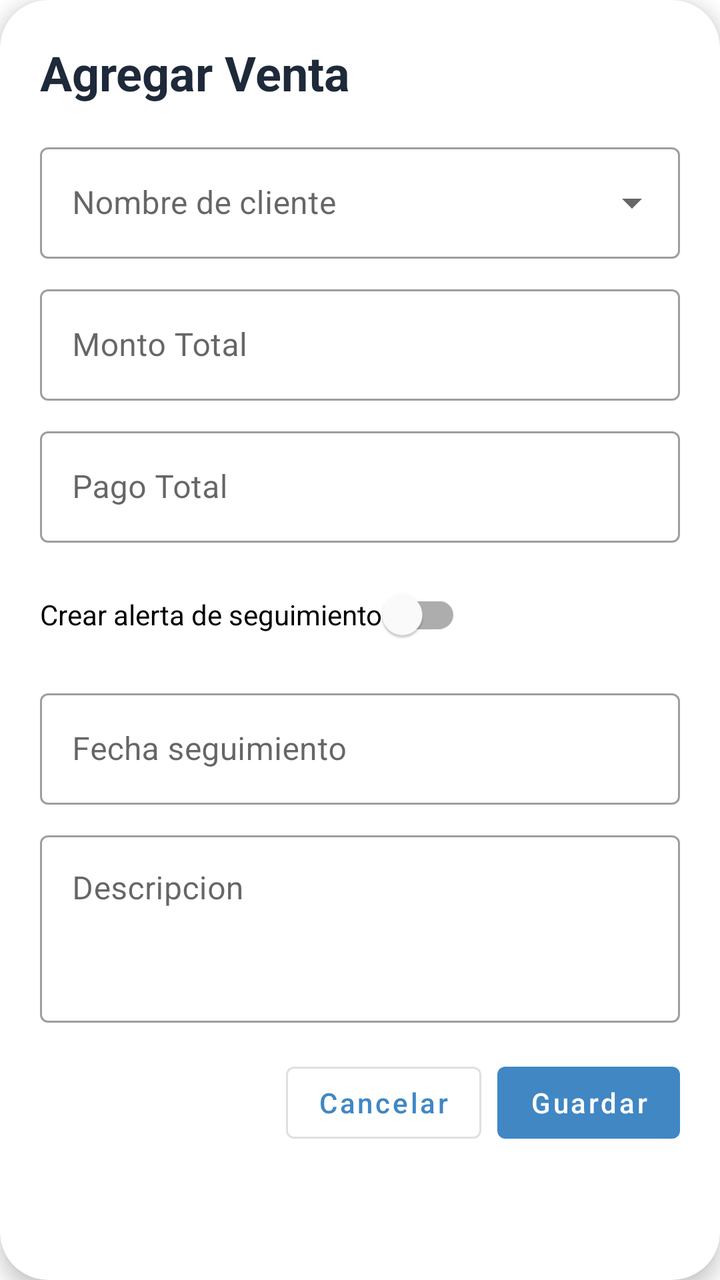
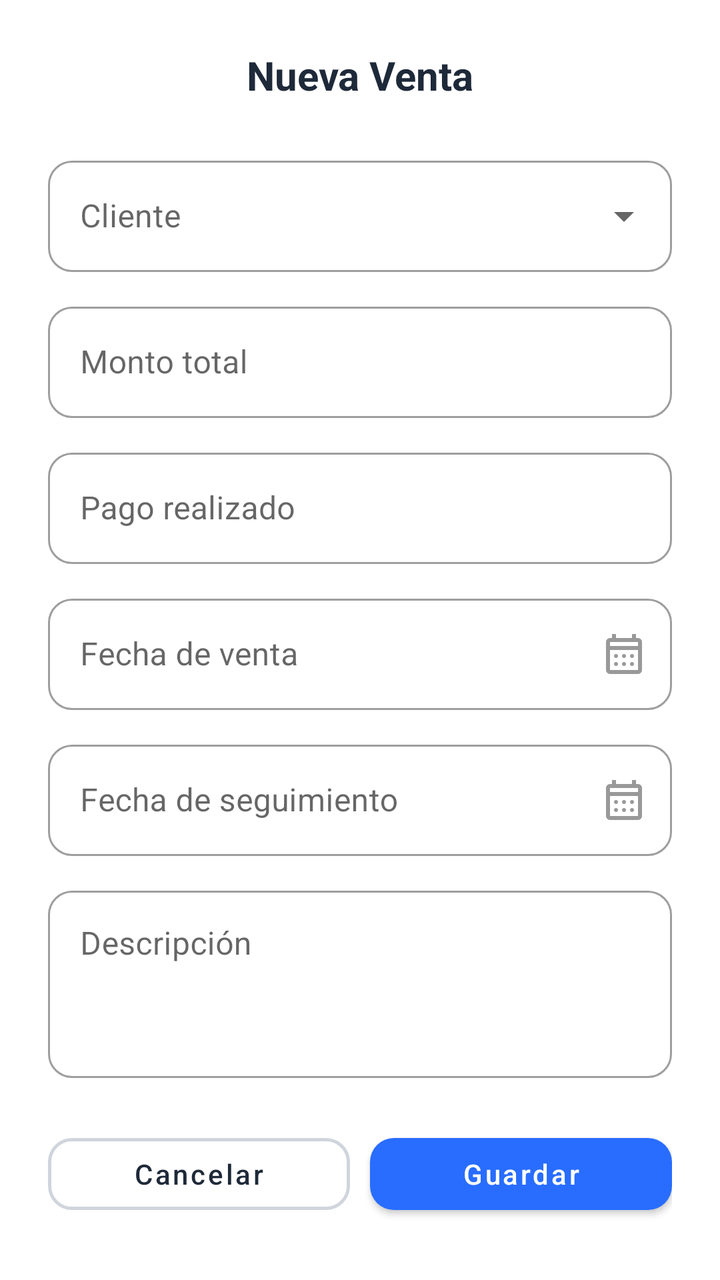

Two renders of the same Android screen: before a commit and after it. Below are the layout's source before the change and the commit's diff.
<!-- AndroidManifest.xml: application theme Theme.FollowUp -->
<!-- res/layout/dialog_nueva_venta.xml -->
<?xml version="1.0" encoding="utf-8"?>
<com.google.android.material.card.MaterialCardView xmlns:android="http://schemas.android.com/apk/res/android"
    xmlns:app="http://schemas.android.com/apk/res-auto"
    android:layout_width="match_parent"
    android:layout_height="wrap_content"
    app:cardCornerRadius="24dp"
    app:cardElevation="6dp">

    <LinearLayout
        android:layout_width="match_parent"
        android:layout_height="wrap_content"
        android:orientation="vertical"
        android:padding="20dp">

        <TextView
            android:layout_width="wrap_content"
            android:layout_height="wrap_content"
            android:text="@string/agregar_venta_titulo"
            android:textColor="@color/text_primary"
            android:textSize="24sp"
            android:textStyle="bold" />

        <com.google.android.material.textfield.TextInputLayout
            android:id="@+id/til_venta_cliente"
            style="@style/Widget.MaterialComponents.TextInputLayout.OutlinedBox.ExposedDropdownMenu"
            android:layout_width="match_parent"
            android:layout_height="wrap_content"
            android:layout_marginTop="16dp"
            android:hint="@string/nombre_cliente">

            <AutoCompleteTextView
                android:id="@+id/actv_venta_cliente"
                android:layout_width="match_parent"
                android:layout_height="wrap_content"
                android:inputType="none" />
        </com.google.android.material.textfield.TextInputLayout>

        <com.google.android.material.textfield.TextInputLayout
            android:id="@+id/til_venta_monto_total"
            style="@style/Widget.MaterialComponents.TextInputLayout.OutlinedBox"
            android:layout_width="match_parent"
            android:layout_height="wrap_content"
            android:layout_marginTop="10dp"
            android:hint="@string/monto_total">

            <com.google.android.material.textfield.TextInputEditText
                android:id="@+id/tiet_venta_monto_total"
                android:layout_width="match_parent"
                android:layout_height="wrap_content"
                android:inputType="numberDecimal" />
        </com.google.android.material.textfield.TextInputLayout>

        <com.google.android.material.textfield.TextInputLayout
            android:id="@+id/til_venta_pago_total"
            style="@style/Widget.MaterialComponents.TextInputLayout.OutlinedBox"
            android:layout_width="match_parent"
            android:layout_height="wrap_content"
            android:layout_marginTop="10dp"
            android:hint="@string/pago_total">

            <com.google.android.material.textfield.TextInputEditText
                android:id="@+id/tiet_venta_pago_total"
                android:layout_width="match_parent"
                android:layout_height="wrap_content"
                android:inputType="numberDecimal" />
        </com.google.android.material.textfield.TextInputLayout>

        
        <com.google.android.material.switchmaterial.SwitchMaterial
            android:id="@+id/switch_alerta"
            android:layout_width="wrap_content"
            android:layout_height="wrap_content"
            android:text="Crear alerta de seguimiento"
            android:layout_marginTop="12dp"/>

        <LinearLayout
            android:id="@+id/layout_alerta"
            android:layout_width="match_parent"
            android:layout_height="wrap_content"
            android:orientation="vertical"
            android:visibility="gone"
            android:layout_marginTop="8dp">

            <com.google.android.material.textfield.TextInputLayout
                style="@style/Widget.MaterialComponents.TextInputLayout.OutlinedBox.ExposedDropdownMenu"
                android:layout_width="match_parent"
                android:layout_height="wrap_content"
                android:hint="Frecuencia">

                <AutoCompleteTextView
                    android:id="@+id/actv_frecuencia"
                    android:layout_width="match_parent"
                    android:layout_height="wrap_content"/>
            </com.google.android.material.textfield.TextInputLayout>

        </LinearLayout>
        <com.google.android.material.textfield.TextInputLayout
            android:id="@+id/til_venta_fecha_seguimiento"
            style="@style/Widget.MaterialComponents.TextInputLayout.OutlinedBox"
            android:layout_width="match_parent"
            android:layout_height="wrap_content"
            android:layout_marginTop="10dp"
            android:hint="@string/fecha_seguimiento">

            <com.google.android.material.textfield.TextInputEditText
                android:id="@+id/tiet_venta_fecha_seguimiento"
                android:layout_width="match_parent"
                android:layout_height="wrap_content"
                android:focusable="false"
                android:inputType="none" />
        </com.google.android.material.textfield.TextInputLayout>

        <com.google.android.material.textfield.TextInputLayout
            android:id="@+id/til_venta_descripcion"
            style="@style/Widget.MaterialComponents.TextInputLayout.OutlinedBox"
            android:layout_width="match_parent"
            android:layout_height="wrap_content"
            android:layout_marginTop="10dp"
            android:hint="@string/descripcion">

            <com.google.android.material.textfield.TextInputEditText
                android:id="@+id/tiet_venta_descripcion"
                android:layout_width="match_parent"
                android:layout_height="wrap_content"
                android:gravity="top"
                android:inputType="textMultiLine"
                android:minLines="3" />
        </com.google.android.material.textfield.TextInputLayout>

        <LinearLayout
            android:layout_width="match_parent"
            android:layout_height="wrap_content"
            android:layout_marginTop="16dp"
            android:gravity="end"
            android:orientation="horizontal">

            <com.google.android.material.button.MaterialButton
                android:id="@+id/btn_cancelar_venta"
                style="@style/Widget.MaterialComponents.Button.OutlinedButton"
                android:layout_width="wrap_content"
                android:layout_height="wrap_content"
                android:text="@string/cancelar"
                android:textAllCaps="false" />

            <com.google.android.material.button.MaterialButton
                android:id="@+id/btn_guardar_venta"
                style="@style/Widget.MaterialComponents.Button"
                android:layout_width="wrap_content"
                android:layout_height="wrap_content"
                android:layout_marginStart="8dp"
                android:text="@string/guardar"
                android:textAllCaps="false" />
        </LinearLayout>

    </LinearLayout>
</com.google.android.material.card.MaterialCardView>
<!-- resources referenced by this layout -->
<resources>
  <color name="text_primary">#1E2939</color>
  <string name="agregar_venta_titulo">Agregar Venta</string>
  <string name="cancelar">Cancelar</string>
  <string name="descripcion">Descripcion</string>
  <string name="fecha_seguimiento">Fecha seguimiento</string>
  <string name="guardar">Guardar</string>
  <string name="monto_total">Monto Total</string>
  <string name="nombre_cliente">Nombre de cliente</string>
  <string name="pago_total">Pago Total</string>
  <style name="Theme.FollowUp" parent="Theme.MaterialComponents.DayNight.NoActionBar">
          <item name="colorPrimary">@color/primary_blue</item>
          <item name="colorPrimaryVariant">@color/primary_blue</item>
          <item name="colorOnPrimary">@color/white</item>
          <item name="android:windowBackground">@color/white</item>
      </style>
  <color name="primary_blue">#4087C4</color>
  <color name="white">#FFFFFFFF</color>
</resources>

<!-- the commit's change to res/layout/dialog_nueva_venta.xml (unified diff, before → after) -->
@@ -1,156 +1,193 @@
 <?xml version="1.0" encoding="utf-8"?>
-<com.google.android.material.card.MaterialCardView xmlns:android="http://schemas.android.com/apk/res/android"
+<LinearLayout
+    xmlns:android="http://schemas.android.com/apk/res/android"
     xmlns:app="http://schemas.android.com/apk/res-auto"
     android:layout_width="match_parent"
     android:layout_height="wrap_content"
-    app:cardCornerRadius="24dp"
-    app:cardElevation="6dp">
+    android:orientation="vertical"
+    android:background="@drawable/background_content_top_rounded">
 
-    <LinearLayout
+    <ScrollView
         android:layout_width="match_parent"
         android:layout_height="wrap_content"
-        android:orientation="vertical"
-        android:padding="20dp">
-
-        <TextView
-            android:layout_width="wrap_content"
-            android:layout_height="wrap_content"
-            android:text="@string/agregar_venta_titulo"
-            android:textColor="@color/text_primary"
-            android:textSize="24sp"
-            android:textStyle="bold" />
-
-        <com.google.android.material.textfield.TextInputLayout
-            android:id="@+id/til_venta_cliente"
-            style="@style/Widget.MaterialComponents.TextInputLayout.OutlinedBox.ExposedDropdownMenu"
-            android:layout_width="match_parent"
-            android:layout_height="wrap_content"
-            android:layout_marginTop="16dp"
-            android:hint="@string/nombre_cliente">
-
-            <AutoCompleteTextView
-                android:id="@+id/actv_venta_cliente"
-                android:layout_width="match_parent"
-                android:layout_height="wrap_content"
-                android:inputType="none" />
-        </com.google.android.material.textfield.TextInputLayout>
-
-        <com.google.android.material.textfield.TextInputLayout
-            android:id="@+id/til_venta_monto_total"
-            style="@style/Widget.MaterialComponents.TextInputLayout.OutlinedBox"
-            android:layout_width="match_parent"
-            android:layout_height="wrap_content"
-            android:layout_marginTop="10dp"
-            android:hint="@string/monto_total">
-
-            <com.google.android.material.textfield.TextInputEditText
-                android:id="@+id/tiet_venta_monto_total"
-                android:layout_width="match_parent"
-                android:layout_height="wrap_content"
-                android:inputType="numberDecimal" />
-        </com.google.android.material.textfield.TextInputLayout>
-
-        <com.google.android.material.textfield.TextInputLayout
-            android:id="@+id/til_venta_pago_total"
-            style="@style/Widget.MaterialComponents.TextInputLayout.OutlinedBox"
-            android:layout_width="match_parent"
-            android:layout_height="wrap_content"
-            android:layout_marginTop="10dp"
-            android:hint="@string/pago_total">
-
-            <com.google.android.material.textfield.TextInputEditText
-                android:id="@+id/tiet_venta_pago_total"
-                android:layout_width="match_parent"
-                android:layout_height="wrap_content"
-                android:inputType="numberDecimal" />
-        </com.google.android.material.textfield.TextInputLayout>
-
-        
-        <com.google.android.material.switchmaterial.SwitchMaterial
-            android:id="@+id/switch_alerta"
-            android:layout_width="wrap_content"
-            android:layout_height="wrap_content"
-            android:text="Crear alerta de seguimiento"
-            android:layout_marginTop="12dp"/>
-
-        <LinearLayout
-            android:id="@+id/layout_alerta"
-            android:layout_width="match_parent"
-            android:layout_height="wrap_content"
-            android:orientation="vertical"
-            android:visibility="gone"
-            android:layout_marginTop="8dp">
-
-            <com.google.android.material.textfield.TextInputLayout
-                style="@style/Widget.MaterialComponents.TextInputLayout.OutlinedBox.ExposedDropdownMenu"
-                android:layout_width="match_parent"
-                android:layout_height="wrap_content"
-                android:hint="Frecuencia">
-
-                <AutoCompleteTextView
-                    android:id="@+id/actv_frecuencia"
-                    android:layout_width="match_parent"
-                    android:layout_height="wrap_content"/>
-            </com.google.android.material.textfield.TextInputLayout>
-
-        </LinearLayout>
-        <com.google.android.material.textfield.TextInputLayout
-            android:id="@+id/til_venta_fecha_seguimiento"
-            style="@style/Widget.MaterialComponents.TextInputLayout.OutlinedBox"
-            android:layout_width="match_parent"
-            android:layout_height="wrap_content"
-            android:layout_marginTop="10dp"
-            android:hint="@string/fecha_seguimiento">
-
-            <com.google.android.material.textfield.TextInputEditText
-                android:id="@+id/tiet_venta_fecha_seguimiento"
-                android:layout_width="match_parent"
-                android:layout_height="wrap_content"
-                android:focusable="false"
-                android:inputType="none" />
-        </com.google.android.material.textfield.TextInputLayout>
-
-        <com.google.android.material.textfield.TextInputLayout
-            android:id="@+id/til_venta_descripcion"
-            style="@style/Widget.MaterialComponents.TextInputLayout.OutlinedBox"
-            android:layout_width="match_parent"
-            android:layout_height="wrap_content"
-            android:layout_marginTop="10dp"
-            android:hint="@string/descripcion">
-
-            <com.google.android.material.textfield.TextInputEditText
-                android:id="@+id/tiet_venta_descripcion"
-                android:layout_width="match_parent"
-                android:layout_height="wrap_content"
-                android:gravity="top"
-                android:inputType="textMultiLine"
-                android:minLines="3" />
-        </com.google.android.material.textfield.TextInputLayout>
+        android:scrollbars="none">
 
         <LinearLayout
             android:layout_width="match_parent"
             android:layout_height="wrap_content"
-            android:layout_marginTop="16dp"
-            android:gravity="end"
-            android:orientation="horizontal">
+            android:orientation="vertical"
+            android:padding="24dp">
 
-            <com.google.android.material.button.MaterialButton
-                android:id="@+id/btn_cancelar_venta"
-                style="@style/Widget.MaterialComponents.Button.OutlinedButton"
+            
+            <TextView
                 android:layout_width="wrap_content"
                 android:layout_height="wrap_content"
-                android:text="@string/cancelar"
-                android:textAllCaps="false" />
+                android:layout_gravity="center_horizontal"
+                android:text="Nueva Venta"
+                android:textColor="@color/text_primary"
+                android:textSize="20sp"
+                android:textStyle="bold"
+                android:layout_marginBottom="24dp" />
 
-            <com.google.android.material.button.MaterialButton
-                android:id="@+id/btn_guardar_venta"
-                style="@style/Widget.MaterialComponents.Button"
-                android:layout_width="wrap_content"
+            
+            <com.google.android.material.textfield.TextInputLayout
+                android:id="@+id/til_venta_cliente"
+                style="@style/Widget.MaterialComponents.TextInputLayout.OutlinedBox.ExposedDropdownMenu"
+                android:layout_width="match_parent"
                 android:layout_height="wrap_content"
-                android:layout_marginStart="8dp"
-                android:text="@string/guardar"
-                android:textAllCaps="false" />
+                android:hint="Cliente"
+                android:layout_marginBottom="12dp"
+                app:boxCornerRadiusTopStart="12dp"
+                app:boxCornerRadiusTopEnd="12dp"
+                app:boxCornerRadiusBottomStart="12dp"
+                app:boxCornerRadiusBottomEnd="12dp">
+                <AutoCompleteTextView
+                    android:id="@+id/actv_venta_cliente"
+                    android:layout_width="match_parent"
+                    android:layout_height="wrap_content"
+                    android:inputType="none" />
+            </com.google.android.material.textfield.TextInputLayout>
+
+            
+            <com.google.android.material.textfield.TextInputLayout
+                android:id="@+id/til_venta_monto_total"
+                style="@style/Widget.MaterialComponents.TextInputLayout.OutlinedBox"
+                android:layout_width="match_parent"
+                android:layout_height="wrap_content"
+                android:hint="Monto total"
+                android:layout_marginBottom="12dp"
+                app:boxCornerRadiusTopStart="12dp"
+                app:boxCornerRadiusTopEnd="12dp"
+                app:boxCornerRadiusBottomStart="12dp"
+                app:boxCornerRadiusBottomEnd="12dp">
+                <com.google.android.material.textfield.TextInputEditText
+                    android:id="@+id/tiet_venta_monto_total"
+                    android:layout_width="match_parent"
+                    android:layout_height="wrap_content"
+                    android:inputType="numberDecimal" />
+            </com.google.android.material.textfield.TextInputLayout>
+
+            
+            <com.google.android.material.textfield.TextInputLayout
+                android:id="@+id/til_venta_pago_total"
+                style="@style/Widget.MaterialComponents.TextInputLayout.OutlinedBox"
+                android:layout_width="match_parent"
+                android:layout_height="wrap_content"
+                android:hint="Pago realizado"
+                android:layout_marginBottom="12dp"
+                app:boxCornerRadiusTopStart="12dp"
+                app:boxCornerRadiusTopEnd="12dp"
+                app:boxCornerRadiusBottomStart="12dp"
+                app:boxCornerRadiusBottomEnd="12dp">
+                <com.google.android.material.textfield.TextInputEditText
+                    android:id="@+id/tiet_venta_pago_total"
+                    android:layout_width="match_parent"
+                    android:layout_height="wrap_content"
+                    android:inputType="numberDecimal" />
+            </com.google.android.material.textfield.TextInputLayout>
+
+            
+            <com.google.android.material.textfield.TextInputLayout
+                android:id="@+id/til_venta_fecha_venta"
+                style="@style/Widget.MaterialComponents.TextInputLayout.OutlinedBox"
+                android:layout_width="match_parent"
+                android:layout_height="wrap_content"
+                android:hint="Fecha de venta"
+                android:layout_marginBottom="12dp"
+                app:boxCornerRadiusTopStart="12dp"
+                app:boxCornerRadiusTopEnd="12dp"
+                app:boxCornerRadiusBottomStart="12dp"
+                app:boxCornerRadiusBottomEnd="12dp"
+                app:endIconMode="custom"
+                app:endIconDrawable="@drawable/ic_calendar"
+                app:endIconTint="@color/hint_color">
+                <com.google.android.material.textfield.TextInputEditText
+                    android:id="@+id/tiet_venta_fecha_venta"
+                    android:layout_width="match_parent"
+                    android:layout_height="wrap_content"
+                    android:focusable="false"
+                    android:inputType="none" />
+            </com.google.android.material.textfield.TextInputLayout>
+
+            
+            <com.google.android.material.textfield.TextInputLayout
+                android:id="@+id/til_venta_fecha_seguimiento"
+                style="@style/Widget.MaterialComponents.TextInputLayout.OutlinedBox"
+                android:layout_width="match_parent"
+                android:layout_height="wrap_content"
+                android:hint="Fecha de seguimiento"
+                android:layout_marginBottom="12dp"
+                app:boxCornerRadiusTopStart="12dp"
+                app:boxCornerRadiusTopEnd="12dp"
+                app:boxCornerRadiusBottomStart="12dp"
+                app:boxCornerRadiusBottomEnd="12dp"
+                app:endIconMode="custom"
+                app:endIconDrawable="@drawable/ic_calendar"
+                app:endIconTint="@color/hint_color">
+                <com.google.android.material.textfield.TextInputEditText
+                    android:id="@+id/tiet_venta_fecha_seguimiento"
+                    android:layout_width="match_parent"
+                    android:layout_height="wrap_content"
+                    android:focusable="false"
+                    android:inputType="none" />
+            </com.google.android.material.textfield.TextInputLayout>
+
+            
+            <com.google.android.material.textfield.TextInputLayout
+                android:id="@+id/til_venta_descripcion"
+                style="@style/Widget.MaterialComponents.TextInputLayout.OutlinedBox"
+                android:layout_width="match_parent"
+                android:layout_height="wrap_content"
+                android:hint="Descripción"
+                android:layout_marginBottom="24dp"
+                app:boxCornerRadiusTopStart="12dp"
+                app:boxCornerRadiusTopEnd="12dp"
+                app:boxCornerRadiusBottomStart="12dp"
+                app:boxCornerRadiusBottomEnd="12dp">
+                <com.google.android.material.textfield.TextInputEditText
+                    android:id="@+id/tiet_venta_descripcion"
+                    android:layout_width="match_parent"
+                    android:layout_height="wrap_content"
+                    android:gravity="top"
+                    android:inputType="textMultiLine"
+                    android:minLines="3" />
+            </com.google.android.material.textfield.TextInputLayout>
+
+            
+            <LinearLayout
+                android:layout_width="match_parent"
+                android:layout_height="wrap_content"
+                android:orientation="horizontal">
+
+                <com.google.android.material.button.MaterialButton
+                    android:id="@+id/btn_cancelar_venta"
+                    style="@style/Widget.MaterialComponents.Button.OutlinedButton"
+                    android:layout_width="0dp"
+                    android:layout_weight="1"
+                    android:layout_height="48dp"
+                    android:text="Cancelar"
+                    android:textAllCaps="false"
+                    android:textColor="@color/text_primary"
+                    app:strokeColor="#D0D5DD"
+                    app:strokeWidth="1.5dp"
+                    app:cornerRadius="12dp"
+                    app:backgroundTint="@android:color/white" />
+
+                <View android:layout_width="10dp" android:layout_height="1dp" />
+
+                <com.google.android.material.button.MaterialButton
+                    android:id="@+id/btn_guardar_venta"
+                    android:layout_width="0dp"
+                    android:layout_weight="1"
+                    android:layout_height="48dp"
+                    android:text="Guardar"
+                    android:textAllCaps="false"
+                    android:textColor="@android:color/white"
+                    app:backgroundTint="#286DFF"
+                    app:cornerRadius="12dp" />
+
+            </LinearLayout>
+
         </LinearLayout>
-
-    </LinearLayout>
-</com.google.android.material.card.MaterialCardView>
+    </ScrollView>
+</LinearLayout>
<!-- resource entries referenced after the edit -->
@@ -1,21 +1,29 @@
 <!-- resources referenced by this layout -->
 <resources>
+  <color name="hint_color">#999999</color>
   <color name="text_primary">#1E2939</color>
-  <string name="agregar_venta_titulo">Agregar Venta</string>
-  <string name="cancelar">Cancelar</string>
-  <string name="descripcion">Descripcion</string>
-  <string name="fecha_seguimiento">Fecha seguimiento</string>
-  <string name="guardar">Guardar</string>
-  <string name="monto_total">Monto Total</string>
-  <string name="nombre_cliente">Nombre de cliente</string>
-  <string name="pago_total">Pago Total</string>
+  <!-- drawable background_content_top_rounded (drawable) -->
+  <?xml version="1.0" encoding="utf-8"?>
+  <shape xmlns:android="http://schemas.android.com/apk/res/android"
+      android:shape="rectangle">
+      <solid android:color="@color/white" />
+      <corners
+          android:topLeftRadius="24dp"
+          android:topRightRadius="24dp" />
+  </shape>
+  <!-- drawable ic_calendar (drawable) -->
+  <vector xmlns:android="http://schemas.android.com/apk/res/android" android:height="24dp" android:tint="#000000" android:viewportHeight="960" android:viewportWidth="960" android:width="24dp">
+        
+      <path android:fillColor="@android:color/white" android:pathData="M200,880Q167,880 143.5,856.5Q120,833 120,800L120,240Q120,207 143.5,183.5Q167,160 200,160L240,160L240,80L320,80L320,160L640,160L640,80L720,80L720,160L760,160Q793,160 816.5,183.5Q840,207 840,240L840,800Q840,833 816.5,856.5Q793,880 760,880L200,880ZM200,800L760,800Q760,800 760,800Q760,800 760,800L760,400L200,400L200,800Q200,800 200,800Q200,800 200,800ZM200,320L760,320L760,240Q760,240 760,240Q760,240 760,240L200,240Q200,240 200,240Q200,240 200,240L200,320ZM200,320L200,240Q200,240 200,240Q200,240 200,240L200,240Q200,240 200,240Q200,240 200,240L200,320ZM480,560Q463,560 451.5,548.5Q440,537 440,520Q440,503 451.5,491.5Q463,480 480,480Q497,480 508.5,491.5Q520,503 520,520Q520,537 508.5,548.5Q497,560 480,560ZM291.5,548.5Q280,537 280,520Q280,503 291.5,491.5Q303,480 320,480Q337,480 348.5,491.5Q360,503 360,520Q360,537 348.5,548.5Q337,560 320,560Q303,560 291.5,548.5ZM640,560Q623,560 611.5,548.5Q600,537 600,520Q600,503 611.5,491.5Q623,480 640,480Q657,480 668.5,491.5Q680,503 680,520Q680,537 668.5,548.5Q657,560 640,560ZM480,720Q463,720 451.5,708.5Q440,697 440,680Q440,663 451.5,651.5Q463,640 480,640Q497,640 508.5,651.5Q520,663 520,680Q520,697 508.5,708.5Q497,720 480,720ZM291.5,708.5Q280,697 280,680Q280,663 291.5,651.5Q303,640 320,640Q337,640 348.5,651.5Q360,663 360,680Q360,697 348.5,708.5Q337,720 320,720Q303,720 291.5,708.5ZM640,720Q623,720 611.5,708.5Q600,697 600,680Q600,663 611.5,651.5Q623,640 640,640Q657,640 668.5,651.5Q680,663 680,680Q680,697 668.5,708.5Q657,720 640,720Z"/>
+      
+  </vector>
   <style name="Theme.FollowUp" parent="Theme.MaterialComponents.DayNight.NoActionBar">
           <item name="colorPrimary">@color/primary_blue</item>
           <item name="colorPrimaryVariant">@color/primary_blue</item>
           <item name="colorOnPrimary">@color/white</item>
           <item name="android:windowBackground">@color/white</item>
       </style>
+  <color name="white">#FFFFFFFF</color>
   <color name="primary_blue">#4087C4</color>
-  <color name="white">#FFFFFFFF</color>
 </resources>
 
